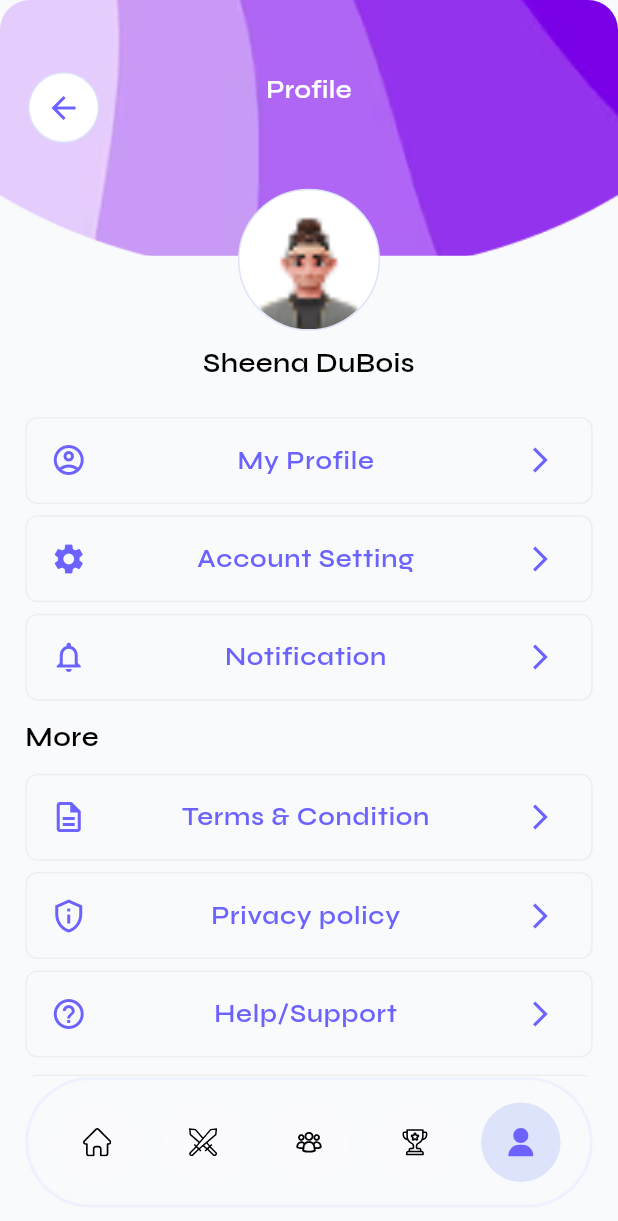
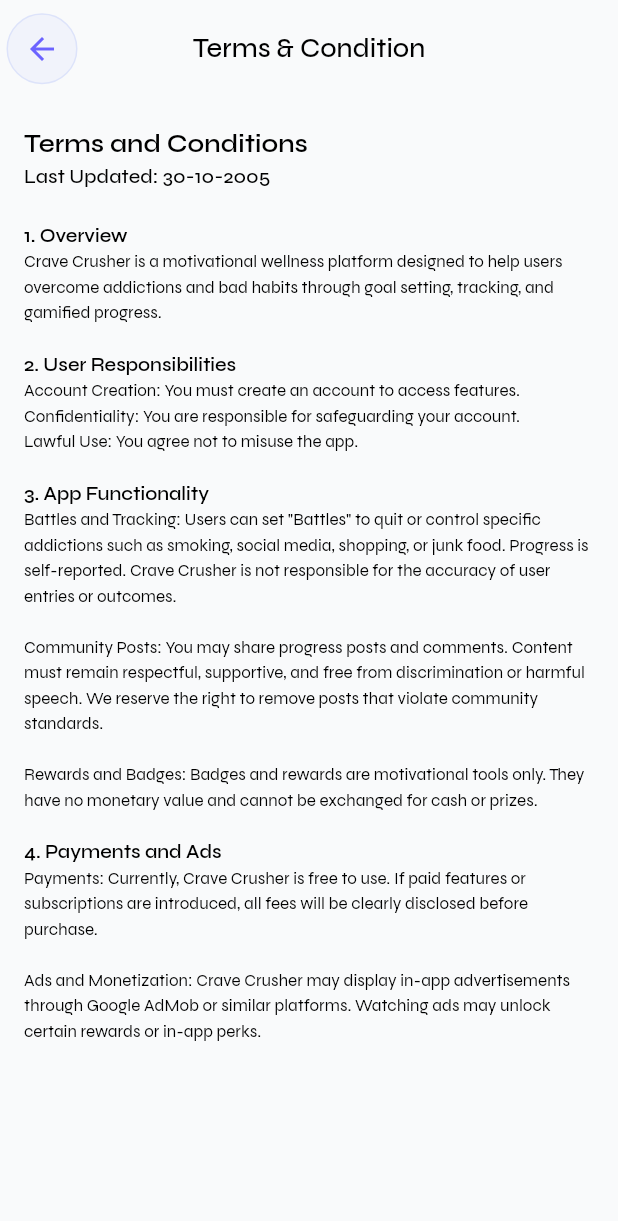
Before and after one commit to rimuakter057/crave_crusher_backup, a Flutter app: the screen it shows after launch, item 5 of the bottom bar chosen, after a tap on "Terms & Condition", on a phone screen of 412 x 824 dp. Shown: the top 1221 px of the screen. Run offline on Flutter 3.47's test engine with Material 3 defaults, Android fonts, the phone set to English and light mode, and no system bars; our stand-ins replace cached_network_image, device_preview_plus, flutter_screenutil, flutter_spinkit, flutter_svg, fluttertoast and 7 more; project files that could hold a hidden picture were left out.

Commit message:
privacy_terms_condition

```diff
--- a/lib/view/screens/battle/widget/active_battle_card.dart
+++ b/lib/view/screens/battle/widget/active_battle_card.dart
@@ -92,7 +92,7 @@ class ActiveBattleCard extends StatelessWidget {
                     maxLines: 1,
                     text: title,
                     fontWeight: FontWeight.w600,
-                    fontSize: 14,
+                    fontSize: 12,
                     color: AppColors.appTitle,
                     bottom: 0,
                     top: 0,
--- a/lib/view/screens/notification/notification_screen.dart
+++ b/lib/view/screens/notification/notification_screen.dart
@@ -46,8 +46,8 @@ class NotificationScreens extends StatelessWidget {
       ),
 
       body: ListView.separated(
-          itemCount: 6,
-        separatorBuilder: (context,index){return SizedBox(height: 8.h,);},
+          itemCount: 16,
+        separatorBuilder: (context,index){return SizedBox(height: 12.h,);},
         itemBuilder: (context,index){
 
             return NotificationTileWidget(
--- /dev/null
+++ b/lib/view/screens/privacy_policy/privacy_policy_screen.dart
@@ -0,0 +1,212 @@
+
+
+import 'package:crave_crusher/utils/app_colors/app_colors.dart';
+import 'package:crave_crusher/view/components/custom_text/custom_text.dart';
+import 'package:crave_crusher/view/screens/change_password/change_password_screen.dart';
+
+import 'package:crave_crusher/view/screens/profile/widgets/custom_profile_menu.dart';
+import 'package:flutter/material.dart';
+import 'package:flutter_screenutil/flutter_screenutil.dart';
+import 'package:gap/gap.dart';
+import 'package:google_fonts/google_fonts.dart';
+
+class PrivacyPolicyScreen extends StatelessWidget {
+  const PrivacyPolicyScreen({super.key});
+
+  @override
+  Widget build(BuildContext context) {
+    return Scaffold(
+      appBar:  AppBar(
+        surfaceTintColor: AppColors.backgroundColor,
+        backgroundColor:AppColors.backgroundColor,
+        leading: Center(
+          child: Container(
+            width: 50.w,
+            height: 50.h,
+            alignment: Alignment.center,
+            decoration: BoxDecoration(
+              color: AppColors.subPrimary.withOpacity(.3),
+              shape: BoxShape.circle,
+              border: Border.all(color: AppColors.subPrimary),
+            ),
+            child: BackButton(color: AppColors.primary),
+          ),
+        ),
+        centerTitle: true,
+        title: CustomText(
+          text: "Terms & Condition",
+          fontSize: 18.sp,
+          fontWeight: FontWeight.w500,
+        ),
+      ),
+
+      body: SingleChildScrollView(
+        padding: EdgeInsets.all(16),
+        child:RichText(
+          text: TextSpan(
+            style: TextStyle(
+              fontSize: 14,
+              color: Colors.black87,
+              height: 1.5,
+            ),
+            children: [
+              TextSpan(
+                text: "Privacy Policy\n",
+                style:GoogleFonts.syne(fontSize: 18.sp, fontWeight: FontWeight.w600,),
+              ),
+              TextSpan(
+                text: "Last Updated: 30-10-2025\n\n",
+                style: GoogleFonts.syne(fontSize: 14.sp, fontWeight: FontWeight.w500,),
+              ),
+
+              TextSpan(
+                text:
+                "Crave Crusher [\"we,\" \"us,\" or \"our\"] is committed to protecting your personal information and maintaining your trust. This Privacy Policy explains how we collect, use, store, and protect your data when you use the Crave Crusher mobile application and website (the \"App\").\n\n"
+                    "By using Crave Crusher, you agree to this Privacy Policy. If you do not agree, please stop using the App.\n\n",
+
+                style: GoogleFonts.syne(fontSize: 12.sp, fontWeight: FontWeight.w400,),
+              ),
+
+              // 1
+              TextSpan(
+                text: "1. Information We Collect\n",
+                style: GoogleFonts.syne(fontSize: 13.sp, fontWeight: FontWeight.w600,),
+              ),
+              TextSpan(
+                text:
+                "We collect information to provide and improve our services. The types of data we collect include:\n\n",
+                style: GoogleFonts.syne(fontSize: 12.sp, fontWeight: FontWeight.w400,),
+              ),
+
+              // 1.1
+              TextSpan(
+                text: "1.1. Personal Information:\n",
+                style: GoogleFonts.syne(fontSize: 13.sp, fontWeight: FontWeight.w600,),
+              ),
+              TextSpan(
+                text:
+                "Name, email address, and profile details (optional). Login credentials (encrypted). Any information you choose to include in your posts, comments, or battles.\n\n",
+                style: GoogleFonts.syne(fontSize: 12.sp, fontWeight: FontWeight.w400,),
+              ),
+
+              // 1.2
+              TextSpan(
+                text: "1.2. Usage Information:\n",
+                style: GoogleFonts.syne(fontSize: 13.sp, fontWeight: FontWeight.w600,),
+              ),
+              TextSpan(
+                text:
+                "App interactions, features you use, and activity duration. Battle progress, completion data, and reward achievements. Device information such as model, OS version, and IP address (for security and analytics).\n\n",
+                style: GoogleFonts.syne(fontSize: 12.sp, fontWeight: FontWeight.w400,),
+              ),
+
+              // 1.3
+              TextSpan(
+                text: "1.3. Optional Information:\n",
+                style: GoogleFonts.syne(fontSize: 13.sp, fontWeight: FontWeight.w600,),
+              ),
+              TextSpan(
+                text:
+                "Profile picture or avatar. Notification and reminder preferences.\n\n",
+                style: GoogleFonts.syne(fontSize: 12.sp, fontWeight: FontWeight.w400,),
+              ),
+
+              // 2
+              TextSpan(
+                text: "2. How We Use Your Information\n",
+                style: GoogleFonts.syne(fontSize: 13.sp, fontWeight: FontWeight.w600,),
+              ),
+              TextSpan(
+                text:
+                "We use your data to operate, improve, and personalize the Crave Crusher experience. Specifically:\n\n"
+                    "• To create and manage your account.\n"
+                    "• To track and display your battle progress.\n"
+                    "• To send reminders, notifications, and motivational updates.\n"
+                    "• To show community posts and manage user interactions.\n"
+                    "• To analyze app performance and improve features.\n"
+                    "• To ensure user safety and enforce community standards.\n\n"
+                    "We never sell your personal information to third parties.\n\n",
+                style: GoogleFonts.syne(fontSize: 12.sp, fontWeight: FontWeight.w400,),
+              ),
+
+              // 3
+              TextSpan(
+                text: "3. Data Storage and Security\n",
+                style: GoogleFonts.syne(fontSize: 13.sp, fontWeight: FontWeight.w600,),
+              ),
+              TextSpan(
+                text:
+                "Your information is securely stored on encrypted servers. We use industry-standard measures to protect your data against unauthorized access, loss, or misuse.\n\n"
+                    "While we do our best to safeguard your data, no system is completely secure. You use the App and share information at your own risk.\n\n",
+                style: GoogleFonts.syne(fontSize: 12.sp, fontWeight: FontWeight.w400,),
+              ),
+
+              // 4
+              TextSpan(
+                text: "4. Sharing of Information\n",
+                style: GoogleFonts.syne(fontSize: 13.sp, fontWeight: FontWeight.w600,),
+              ),
+              TextSpan(
+                text:
+                "We may share limited data only in the following cases:\n\n"
+                    "• With Service Providers: Trusted partners who assist in hosting, analytics, or messaging.\n"
+                    "• For Legal Reasons: If required by law, court order, or government request.\n"
+                    "• To Protect Rights: To investigate potential violations or enforce our Terms of Service.\n\n"
+                    "We do not share your data with advertisers for personal targeting. Ads shown in the App (if any) are based on general content categories, not your personal identity.\n\n",
+                style: GoogleFonts.syne(fontSize: 12.sp, fontWeight: FontWeight.w400,),
+
+              ),
+
+              // 5
+              TextSpan(
+                text: "5. Your Data Rights\n",
+                style: GoogleFonts.syne(fontSize: 13.sp, fontWeight: FontWeight.w600,),
+              ),
+              TextSpan(
+                text:
+                "Depending on your country or region, you may have the right to:\n\n"
+                    "• Access the personal data we hold about you.\n"
+                    "• Request correction or deletion of your data.\n"
+                    "• Withdraw consent for data processing.\n"
+                    "• Disable notifications or delete your account.\n\n"
+                    "You can manage these settings directly within the App or contact us for assistance.\n\n",
+                style: GoogleFonts.syne(fontSize: 12.sp, fontWeight: FontWeight.w400,),
+
+              ),
+
+              // 6
+              TextSpan(
+                text: "6. Data Retention\n",
+                style: GoogleFonts.syne(fontSize: 13.sp, fontWeight: FontWeight.w600,),
+              ),
+              TextSpan(
+                text:
+                "We retain your personal information only as long as necessary for providing our services. If you delete your account, your personal data will be permanently removed within 30 days, except where retention is required by law or security purposes.\n\n",
+
+                style: GoogleFonts.syne(fontSize: 12.sp, fontWeight: FontWeight.w400,),
+              ),
+
+              // 7
+              TextSpan(
+                text: "7. Children's Privacy\n",
+                style: GoogleFonts.syne(fontSize: 13.sp, fontWeight: FontWeight.w600,),
+              ),
+              TextSpan(
+                text:
+                "Crave Crusher is intended for users aged 13 and above. We do not knowingly collect data from children under 13. If we learn that a child's data has been collected, it will be deleted immediately.\n\n",
+
+                style: GoogleFonts.syne(fontSize: 12.sp, fontWeight: FontWeight.w400,),
+              ),
+            ],
+          ),
+        ),
+
+      )
+      ,
+
+
+
+
+    );
+  }
+}
--- a/lib/view/screens/profile/profile_screen/profile_screen.dart
+++ b/lib/view/screens/profile/profile_screen/profile_screen.dart
@@ -5,8 +5,10 @@ import 'package:crave_crusher/view/components/custom_nav_bar/navbar.dart';
 import 'package:crave_crusher/view/components/custom_text/custom_text.dart';
 import 'package:crave_crusher/view/screens/account_setting/account_setting_screen.dart';
 import 'package:crave_crusher/view/screens/notification/notification_screen.dart';
+import 'package:crave_crusher/view/screens/privacy_policy/privacy_policy_screen.dart';
 import 'package:crave_crusher/view/screens/profile/my_profile/my_profile_screen.dart';
 import 'package:crave_crusher/view/screens/profile/widgets/custom_profile_menu.dart';
+import 'package:crave_crusher/view/screens/terms_condition/terms_condition_screen.dart';
 import 'package:flutter/material.dart';
 import 'package:flutter_screenutil/flutter_screenutil.dart';
 import 'package:gap/gap.dart';
@@ -127,9 +129,23 @@ class ProfileScreen extends StatelessWidget {
 
 
 
-                  CustomProfileMenu(text: 'Terms & Condition', icon: Icon(Icons.description_outlined), onTap: () {  },),
+                  CustomProfileMenu(text: 'Terms & Condition', icon: Icon(Icons.description_outlined), onTap: () {
+                    Navigator.push(
+                      context,
+                      MaterialPageRoute(builder: (context) => TermsConditionScreen()),
+                    );
+
+
+                  },),
                   Gap(8.h),
-                  CustomProfileMenu(text: 'Privacy policy', icon: Icon(Icons.privacy_tip_outlined), onTap: () {  },),
+                  CustomProfileMenu(text: 'Privacy policy', icon: Icon(Icons.privacy_tip_outlined), onTap: () {
+                    Navigator.push(
+                      context,
+                      MaterialPageRoute(builder: (context) => PrivacyPolicyScreen()),
+                    );
+
+
+                  },),
                   Gap(8.h),
                   CustomProfileMenu(text: 'Help/Support', icon: Icon(Icons.help_outline), onTap: () {  },),
                   Gap(12.h),
--- /dev/null
+++ b/lib/view/screens/terms_condition/terms_condition_screen.dart
@@ -0,0 +1,135 @@
+
+
+import 'package:crave_crusher/utils/app_colors/app_colors.dart';
+import 'package:crave_crusher/view/components/custom_text/custom_text.dart';
+import 'package:crave_crusher/view/screens/change_password/change_password_screen.dart';
+
+import 'package:crave_crusher/view/screens/profile/widgets/custom_profile_menu.dart';
+import 'package:flutter/material.dart';
+import 'package:flutter_screenutil/flutter_screenutil.dart';
+import 'package:gap/gap.dart';
+import 'package:google_fonts/google_fonts.dart';
+
+class TermsConditionScreen extends StatelessWidget {
+  const TermsConditionScreen({super.key});
+
+  @override
+  Widget build(BuildContext context) {
+    return Scaffold(
+      appBar:  AppBar(
+        surfaceTintColor: AppColors.backgroundColor,
+        backgroundColor:AppColors.backgroundColor,
+        leading: Center(
+          child: Container(
+            width: 50.w,
+            height: 50.h,
+            alignment: Alignment.center,
+            decoration: BoxDecoration(
+              color: AppColors.subPrimary.withOpacity(.3),
+              shape: BoxShape.circle,
+              border: Border.all(color: AppColors.subPrimary),
+            ),
+            child: BackButton(color: AppColors.primary),
+          ),
+        ),
+        centerTitle: true,
+        title: CustomText(
+          text: "Terms & Condition",
+          fontSize: 18.sp,
+          fontWeight: FontWeight.w500,
+        ),
+      ),
+
+      body: SingleChildScrollView(
+        padding: EdgeInsets.all(16),
+        child: RichText(
+          text: TextSpan(
+            style: TextStyle(
+              color: Colors.black,
+              fontSize: 12,
+              height: 1.5,
+              fontWeight: FontWeight.w400
+            ),
+            children: [
+              TextSpan(
+                text: "Terms and Conditions\n",
+                style:GoogleFonts.syne(fontSize: 18.sp, fontWeight: FontWeight.w600,),
+
+
+              ),
+              TextSpan(
+                text: "Last Updated: 30-10-2005\n\n",
+                style: GoogleFonts.syne(fontSize: 14.sp, fontWeight: FontWeight.w500,),
+              ),
+
+              // 1
+              TextSpan(
+                text: "1. Overview\n",
+                style: GoogleFonts.syne(fontSize: 13.sp, fontWeight: FontWeight.w600,),
+              ),
+              TextSpan(
+                text:
+                "Crave Crusher is a motivational wellness platform designed to help users overcome addictions and bad habits through goal setting, tracking, and gamified progress.\n\n",
+
+                style: GoogleFonts.syne(fontSize: 12.sp, fontWeight: FontWeight.w400,),
+              ),
+
+              // 2
+              TextSpan(
+                text: "2. User Responsibilities\n",
+                style: GoogleFonts.syne(fontSize: 13.sp, fontWeight: FontWeight.w600,),
+              ),
+              TextSpan(
+                text:
+                "Account Creation: You must create an account to access features.\n"
+                    "Confidentiality: You are responsible for safeguarding your account.\n"
+                    "Lawful Use: You agree not to misuse the app.\n\n",
+                style: GoogleFonts.syne(fontSize: 12.sp, fontWeight: FontWeight.w400,),
+              ),
+
+
+
+              TextSpan(
+                children: [
+                  // 3
+                  TextSpan(
+                    text: "3. App Functionality\n",
+                    style: GoogleFonts.syne(fontSize: 13.sp, fontWeight: FontWeight.w600,),
+                  ),
+                  TextSpan(
+                    text:
+                    "Battles and Tracking: Users can set \"Battles\" to quit or control specific addictions such as smoking, social media, shopping, or junk food. Progress is self-reported. Crave Crusher is not responsible for the accuracy of user entries or outcomes.\n\n"
+                        "Community Posts: You may share progress posts and comments. Content must remain respectful, supportive, and free from discrimination or harmful speech. We reserve the right to remove posts that violate community standards.\n\n"
+                        "Rewards and Badges: Badges and rewards are motivational tools only. They have no monetary value and cannot be exchanged for cash or prizes.\n\n",
+
+                    style: GoogleFonts.syne(fontSize: 12.sp, fontWeight: FontWeight.w400,),
+                  ),
+
+                  // 4
+                  TextSpan(
+                    text: "4. Payments and Ads\n",
+                    style: GoogleFonts.syne(fontSize: 13.sp, fontWeight: FontWeight.w600,),
+                  ),
+                  TextSpan(
+                    text:
+                    "Payments: Currently, Crave Crusher is free to use. If paid features or subscriptions are introduced, all fees will be clearly disclosed before purchase.\n\n"
+                        "Ads and Monetization: Crave Crusher may display in-app advertisements through Google AdMob or similar platforms. Watching ads may unlock certain rewards or in-app perks.\n\n",
+                    style: GoogleFonts.syne(fontSize: 12.sp, fontWeight: FontWeight.w400,),
+
+                  ),
+                ],
+              ),
+
+
+            ],
+          ),
+        ),
+      )
+      ,
+
+
+
+
+    );
+  }
+}
```
Also changed, not shown: lib/view/screens/notification/widgets/notification_tile_widget.dart (+34 -12 lines).
